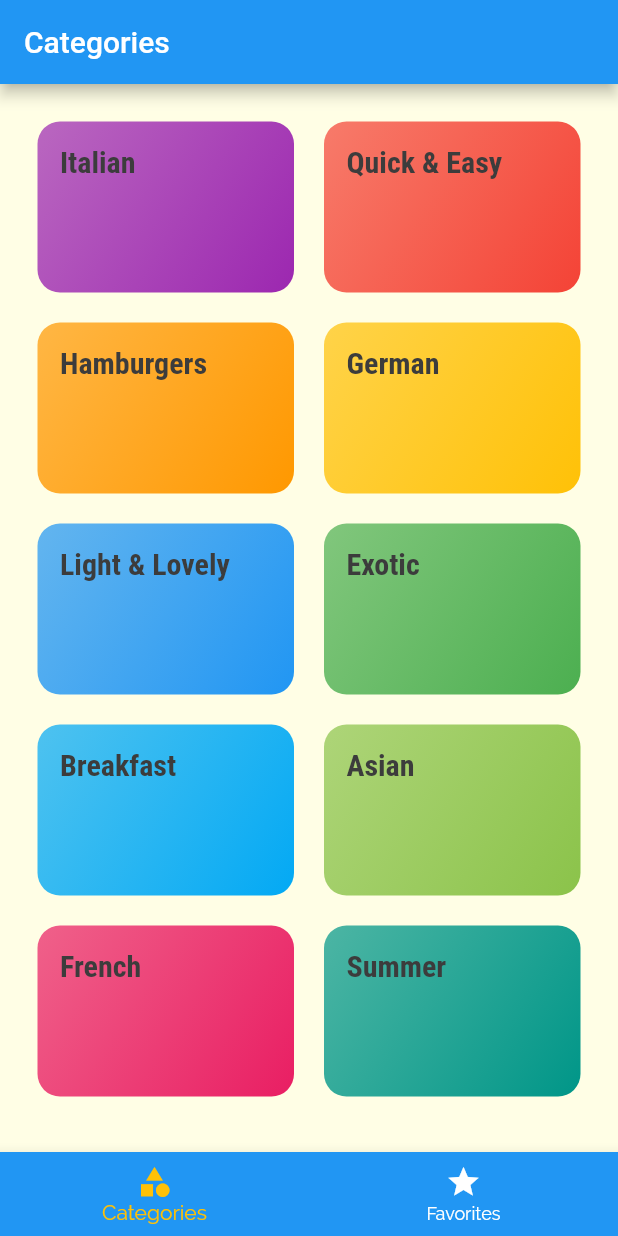
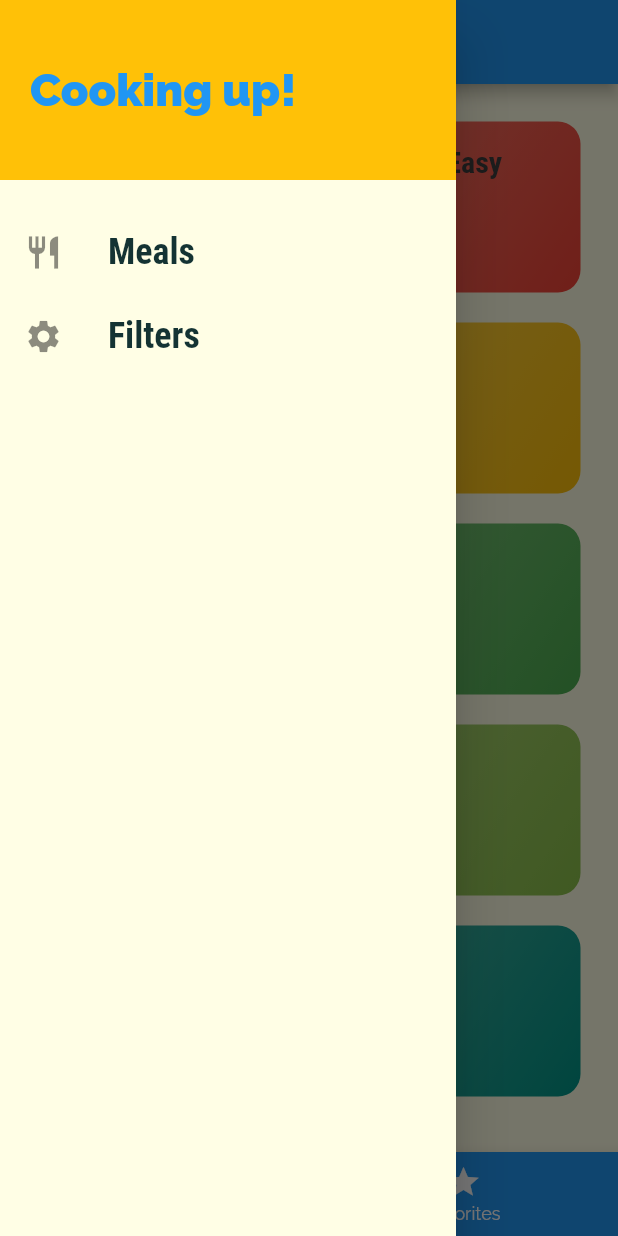
Before and after one commit to zirg41/meals_app, a Flutter app: the screen it shows after launch, with the side drawer open (before the commit the screen has no drawer), on a phone screen of 412 x 824 dp. Run offline on Flutter 3.47's test engine with Material 2 defaults, Android fonts, the phone set to English and light mode, and no system bars.

Commit message:
Drawer managing

```diff
--- a/lib/main.dart
+++ b/lib/main.dart
@@ -2,6 +2,7 @@ import 'package:flutter/material.dart';
 import 'package:flutter_complete_guide/screens/meal_detail_screen.dart';
 import 'screens/category_meals_screen.dart';
 import 'screens/categories_screen.dart';
+import 'screens/filters_screen.dart';
 import 'screens/tabs_screen.dart';
 
 void main() => runApp(MyApp());
@@ -33,6 +34,7 @@ class MyApp extends StatelessWidget {
       ),
       home: TabsScreen(),
       routes: {
+        FilterScreen.routeName: (ctx) => FilterScreen(),
         CategoriesScreen.routeName: (ctx) => CategoriesScreen(),
         CategoryMealsScreen.routeName: (ctx) => CategoryMealsScreen(),
         MealDetailScreen.routeName: (ctx) => MealDetailScreen()
--- /dev/null
+++ b/lib/screens/filters_screen.dart
@@ -0,0 +1,13 @@
+import 'package:flutter/material.dart';
+
+class FilterScreen extends StatelessWidget {
+  static const routeName = "/filters";
+  const FilterScreen();
+
+  @override
+  Widget build(BuildContext context) {
+    return Center(
+      child: Text("Filters!"),
+    );
+  }
+}
--- a/lib/screens/tabs_screen.dart
+++ b/lib/screens/tabs_screen.dart
@@ -1,4 +1,5 @@
 import 'package:flutter/material.dart';
+import '/widget/main_drawer.dart';
 import '/screens/categories_screen.dart';
 import '/screens/favorites_screen.dart';
 
@@ -27,6 +28,7 @@ class _TabsScreenState extends State<TabsScreen> {
       appBar: AppBar(
         title: Text(_pages[_selectedPageIndex]["title"]),
       ),
+      drawer: MainDrawer(),
       body: _pages[_selectedPageIndex]["page"],
       bottomNavigationBar: BottomNavigationBar(
         onTap: _selectPage,
--- /dev/null
+++ b/lib/widget/main_drawer.dart
@@ -0,0 +1,62 @@
+import 'package:flutter/material.dart';
+import '/screens/filters_screen.dart';
+
+class MainDrawer extends StatelessWidget {
+  Widget buildListTile(String title, IconData icon, Function tapHandler) {
+    return ListTile(
+      leading: Icon(
+        icon,
+        size: 26,
+      ),
+      title: Text(
+        title,
+        style: TextStyle(
+          fontFamily: "RobotoCondensed",
+          fontSize: 24,
+          fontWeight: FontWeight.bold,
+        ),
+      ),
+      onTap: tapHandler,
+    );
+  }
+
+  @override
+  Widget build(BuildContext context) {
+    return Drawer(
+      child: Column(
+        children: [
+          Container(
+            height: 120,
+            width: double.infinity,
+            padding: EdgeInsets.all(20),
+            alignment: Alignment.centerLeft,
+            color: Theme.of(context).accentColor,
+            child: Text(
+              "Cooking up!",
+              style: TextStyle(
+                fontWeight: FontWeight.w900,
+                fontSize: 30,
+                color: Theme.of(context).primaryColor,
+              ),
+            ),
+          ),
+          SizedBox(height: 20),
+          buildListTile(
+            "Meals",
+            Icons.restaurant,
+            () {
+              Navigator.of(context).pushNamed("/");
+            },
+          ),
+          buildListTile(
+            "Filters",
+            Icons.settings,
+            () {
+              Navigator.of(context).pushNamed(FilterScreen.routeName);
+            },
+          ),
+        ],
+      ),
+    );
+  }
+}
```
